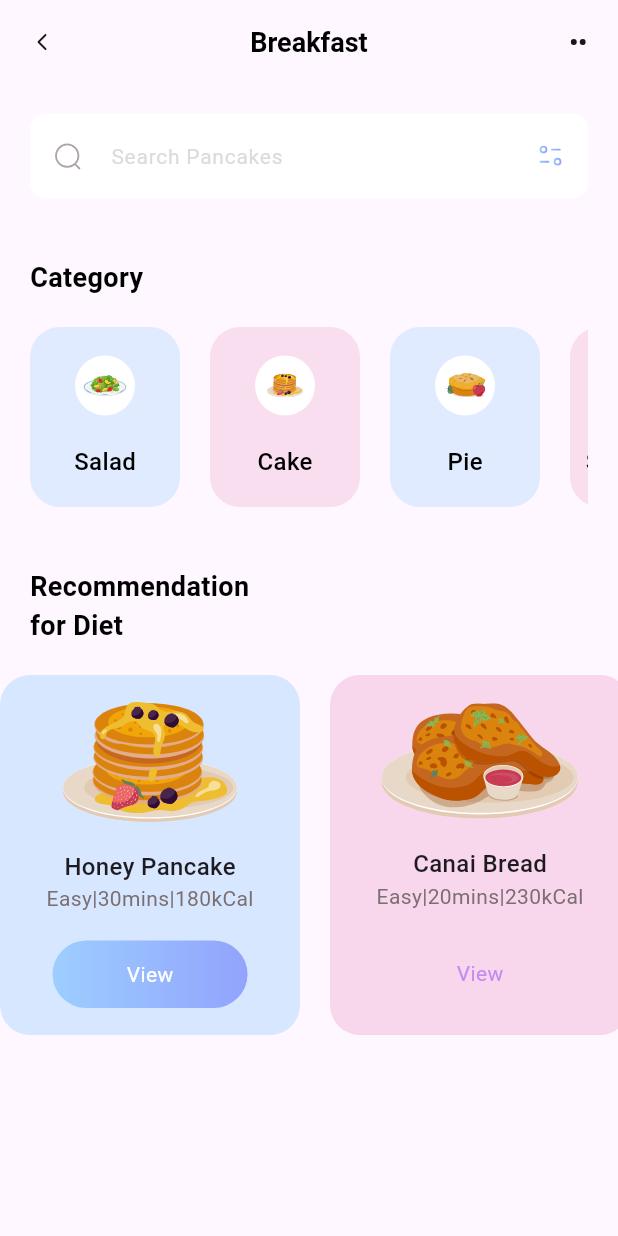
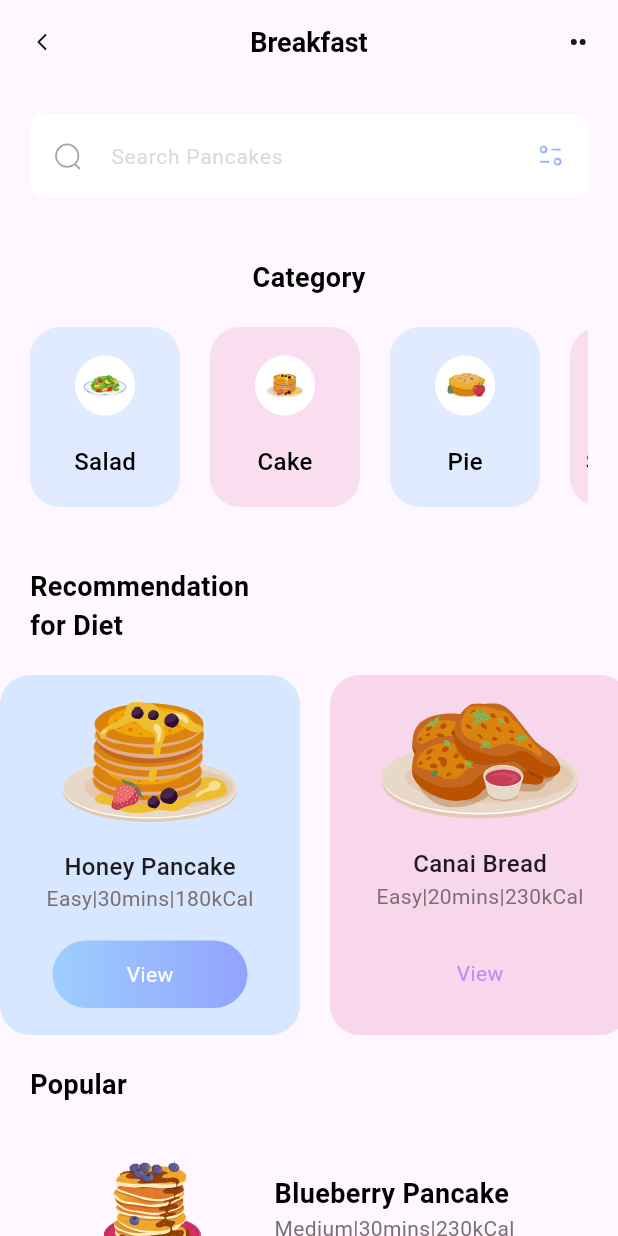
Before and after one commit to cintajay/fitness_app, a Flutter app: the screen it shows after launch, on a phone screen of 412 x 824 dp. Run offline on Flutter 3.47's test engine with Material 3 defaults, Android fonts, the phone set to English and light mode, and no system bars; our stand-ins replace flutter_svg.

Commit message:
popularDiets section

```diff
--- /dev/null
+++ b/lib/models/popular_model.dart
@@ -0,0 +1,45 @@
+class PopularDietsModel {
+  String name;
+  String iconPath;
+  String level;
+  String duration;
+  String calorie;
+  bool boxIsSelected;
+
+  PopularDietsModel({
+    required this.name,
+    required this.iconPath,
+    required this.level,
+    required this.duration,
+    required this.calorie,
+    required this.boxIsSelected
+  });
+
+  static List < PopularDietsModel > getPopularDiets() {
+    List < PopularDietsModel > popularDiets = [];
+
+    popularDiets.add(
+      PopularDietsModel(
+       name: 'Blueberry Pancake',
+       iconPath: 'assets/blueberry-pancake.svg',
+       level: 'Medium',
+       duration: '30mins',
+       calorie: '230kCal',
+       boxIsSelected: true,
+      )
+    );
+
+    popularDiets.add(
+      PopularDietsModel(
+       name: 'Salmon Nigiri',
+       iconPath: 'assets/salmon-nigiri.svg',
+       level: 'Easy',
+       duration: '20mins',
+       calorie: '120kCal',
+       boxIsSelected: false,
+      )
+    );
+
+    return popularDiets;
+  }
+}
--- a/lib/pages/home.dart
+++ b/lib/pages/home.dart
@@ -1,5 +1,6 @@
 import 'package:fitness_app/models/category_model.dart';
 import 'package:fitness_app/models/diet_model.dart';
+import 'package:fitness_app/models/popular_model.dart';
 import 'package:flutter/material.dart';
 import 'package:flutter_svg/svg.dart';
 
@@ -13,10 +14,12 @@ class HomePage extends StatefulWidget {
 class _HomePageState extends State<HomePage> {
   List<CategoryModel> categories = [];
   List<DietModel> diets = [];
+  List<PopularDietsModel> popularDiets = [];
 
   getInitialInfo() {
     categories = CategoryModel.getCategories();
     diets = DietModel.getDiets();
+    popularDiets = PopularDietsModel.getPopularDiets();
   }
 
   @override
@@ -29,8 +32,7 @@ class _HomePageState extends State<HomePage> {
   Widget build(BuildContext context) {
     return Scaffold(
       appBar: _appBar(),
-      body: Column(
-        crossAxisAlignment: CrossAxisAlignment.start,
+      body: ListView(
         children: [
           _searchField(),
           _categoriesText(), //if no comma, use comma and add on
@@ -39,7 +41,71 @@ class _HomePageState extends State<HomePage> {
             height: 20,
           ),
           _headerRecForDiet(),
-          _dietSection()
+          _dietSection(),
+          const SizedBox(
+            height: 20,
+          ),
+          Padding(
+            padding: const EdgeInsets.only(left: 20),
+            child: Text(
+              'Popular',
+              style: TextStyle(
+                    fontSize: 18,
+                    fontWeight: FontWeight.bold,
+                    color: Colors.black
+                  ),
+            ),
+          ),
+          ListView.separated(
+            shrinkWrap: true, //this allows listView to scroll beyond view
+            itemBuilder: (context, index) {
+              return Container(
+                height: 100,
+                child: Row(
+                  mainAxisAlignment: MainAxisAlignment.spaceEvenly,
+                  children: [
+                    Container(
+                      child: SvgPicture.asset(
+                        popularDiets[index].iconPath,
+                        width: 65,
+                        height: 65,
+                      ),
+                    ),
+                    Column(
+                      crossAxisAlignment: CrossAxisAlignment.start,
+                      mainAxisAlignment: MainAxisAlignment.center,
+                      children: [
+                        Text(
+                          popularDiets[index].name,
+                          style: TextStyle(
+                            fontSize: 18,
+                            fontWeight: FontWeight.bold,
+                            color: Colors.black
+                          ),
+                        ),
+                        Text(
+                          popularDiets[index].level +'|'+popularDiets[index].duration +'|'+popularDiets[index].calorie,
+                          style: TextStyle(
+                            color:  Color(0xff7B6F72)
+                          )
+                        )
+                      ],
+                    )
+                  ],
+                ),
+              );
+            },
+            separatorBuilder: (context, index) {
+              return SizedBox(
+                height: 20,
+              );
+            },
+            itemCount: popularDiets.length,
+            padding: EdgeInsets.all(20),
+          ),
+          const SizedBox(
+            height: 20,
+          ),
         ],
       ),
     );
--- a/pubspec.yaml
+++ b/pubspec.yaml
@@ -71,6 +71,8 @@ flutter:
     - assets/orange-snacks.svg
     - assets/honey-pancakes.svg
     - assets/canai-bread.svg
+    - assets/blueberry-pancake.svg
+    - assets/salmon-nigiri.svg
 
 
   # An image asset can refer to one or more resolution-specific "variants", see
```
